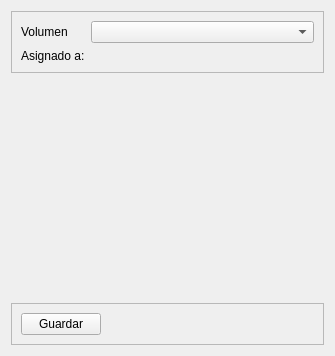
Above: transporte_ucv_harvester/devicesetting.ui from BlastDV/compusciens-ucv-transporte-harvester before the change. Below: the same form after it.
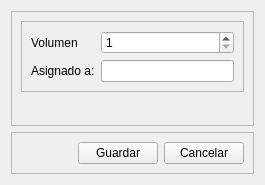
That is the form after the change.

Diff of the .ui file:
```diff
--- a/transporte_ucv_harvester/devicesetting.ui
+++ b/transporte_ucv_harvester/devicesetting.ui
@@ -6,15 +6,36 @@
    <rect>
     <x>0</x>
     <y>0</y>
-    <width>335</width>
-    <height>356</height>
+    <width>265</width>
+    <height>185</height>
    </rect>
   </property>
+  <property name="minimumSize">
+   <size>
+    <width>265</width>
+    <height>185</height>
+   </size>
+  </property>
+  <property name="maximumSize">
+   <size>
+    <width>265</width>
+    <height>185</height>
+   </size>
+  </property>
   <property name="windowTitle">
    <string>Form</string>
   </property>
   <layout class="QVBoxLayout" name="verticalLayout">
    <item>
+    <widget class="QFrame" name="frame">
+     <property name="frameShape">
+      <enum>QFrame::StyledPanel</enum>
+     </property>
+     <property name="frameShadow">
+      <enum>QFrame::Plain</enum>
+     </property>
+     <layout class="QVBoxLayout" name="verticalLayout_2">
+      <item>
     <widget class="QFrame" name="OptionsFrame">
      <property name="frameShape">
       <enum>QFrame::StyledPanel</enum>
@@ -30,9 +51,6 @@
         </property>
        </widget>
       </item>
-      <item row="0" column="1">
-       <widget class="QComboBox" name="comboBox"/>
-      </item>
       <item row="1" column="0">
        <widget class="QLabel" name="label_2">
         <property name="text">
@@ -40,6 +58,26 @@
         </property>
        </widget>
       </item>
+         <item row="0" column="1">
+          <widget class="QSpinBox" name="VolumeLevelInput">
+           <property name="minimum">
+            <number>1</number>
+           </property>
+           <property name="maximum">
+            <number>4</number>
+           </property>
+           <property name="singleStep">
+            <number>1</number>
+           </property>
+          </widget>
+         </item>
+         <item row="1" column="1">
+          <widget class="QLineEdit" name="lineEdit">
+           <property name="maxLength">
+            <number>8</number>
+           </property>
+          </widget>
+         </item>
      </layout>
     </widget>
    </item>
@@ -56,22 +94,18 @@
      </property>
     </spacer>
    </item>
+     </layout>
+    </widget>
+   </item>
    <item>
     <widget class="QFrame" name="ActionsFrame">
      <property name="frameShape">
       <enum>QFrame::StyledPanel</enum>
      </property>
      <property name="frameShadow">
-      <enum>QFrame::Raised</enum>
+      <enum>QFrame::Plain</enum>
      </property>
      <layout class="QHBoxLayout" name="horizontalLayout">
-      <item>
-       <widget class="QPushButton" name="pushButton">
-        <property name="text">
-         <string>Guardar</string>
-        </property>
-       </widget>
-      </item>
       <item>
        <spacer name="horizontalSpacer">
         <property name="orientation">
@@ -85,6 +119,20 @@
         </property>
        </spacer>
       </item>
+      <item>
+       <widget class="QPushButton" name="SaveButton">
+        <property name="text">
+         <string>Guardar</string>
+        </property>
+       </widget>
+      </item>
+      <item>
+       <widget class="QPushButton" name="CancelButton">
+        <property name="text">
+         <string>Cancelar</string>
+        </property>
+       </widget>
+      </item>
      </layout>
     </widget>
    </item>
```
Left out of the diff: 7 changed lines with no effect on the pictures. Lines whose indentation alone changed are shown as unchanged.
